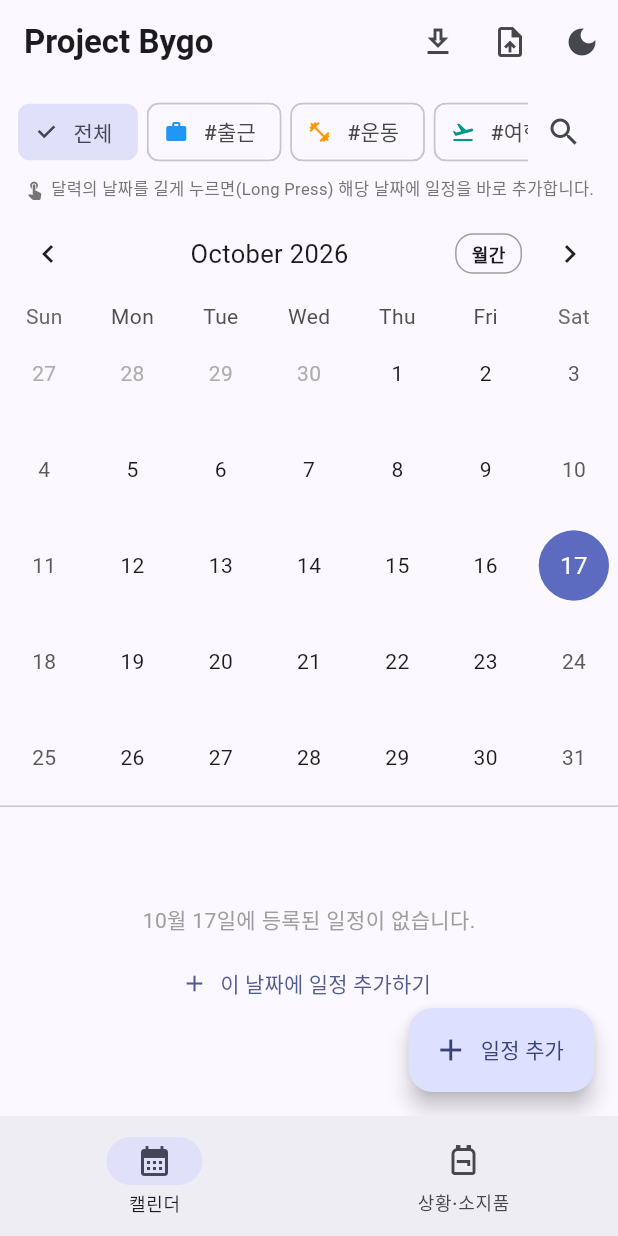
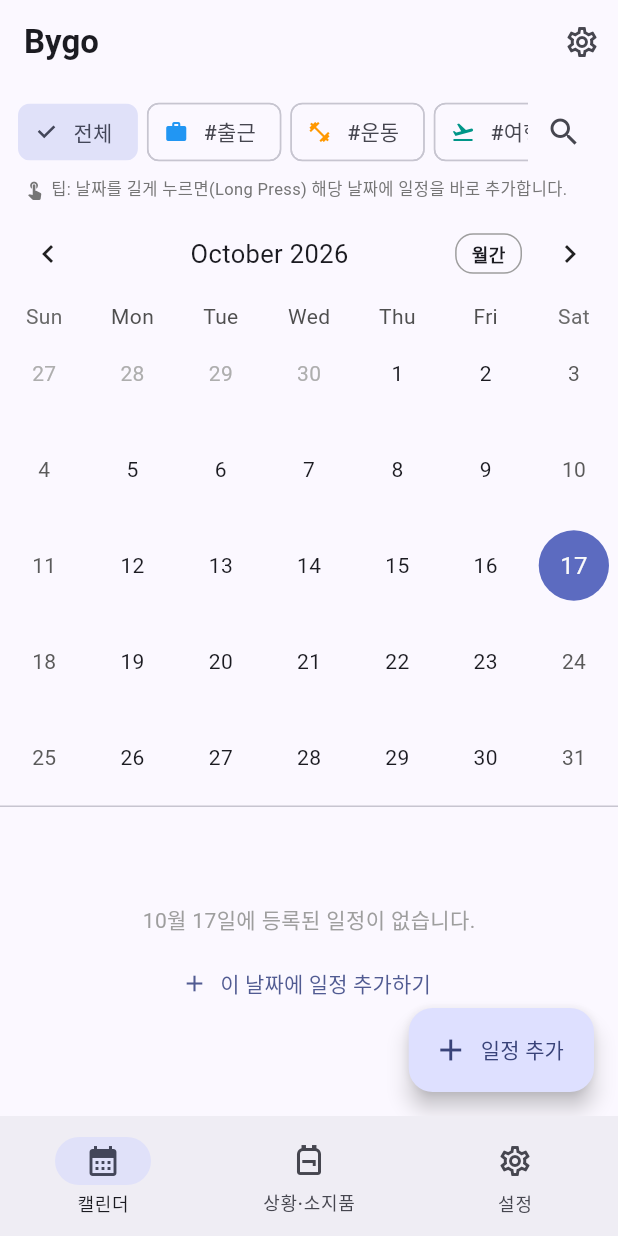
Before and after one commit to dlrmsah0603-rgb/ProjectBygo, a Flutter app: the screen it shows after launch, on a phone screen of 412 x 824 dp. Run offline on Flutter 3.47's test engine with Material 3 defaults, Android fonts, the light colour scheme and no system bars; drawn by our look-alikes of table_calendar; our stand-ins replace file_picker, shared_preferences.

Commit message:
feat: 설정 탭 신설 및 앱 개인화/백업 기능 통합
- 하단 네비게이션 바에 '설정' 탭 및 상단 앱바 설정(⚙) 진입 경로 추가
- 기존 상단 앱바에 있던 JSON 백업/복원 및 다크 모드 토글을 설정 탭으로 이전
- 앱 전체 테마 색상(8종) 선택 및 실시간 반영/로컬 저장 기능 구현
- 캘린더 및 상황 화면의 팁 배너(도움말) 온/오프 토글 스위치 추가
- 관련 설정 상태(테마 컬러, 팁 표시 여부 등) SharedPreferences 연동

```diff
--- a/lib/main.dart
+++ b/lib/main.dart
@@ -3,6 +3,7 @@ import 'package:flutter/services.dart';
 import 'models/schedule_model.dart';
 import 'models/situation_model.dart';
 import 'screens/calendar_screen.dart';
+import 'screens/settings_screen.dart';
 import 'screens/situation_screen.dart';
 import 'services/storage_service.dart';
 
@@ -20,6 +21,8 @@ class BygoApp extends StatefulWidget {
 
 class _BygoAppState extends State<BygoApp> {
   bool _isDarkMode = false;
+  int _themeColorValue = Colors.indigo.toARGB32();
+  bool _showTips = true;
   int _currentIndex = 0;
   List<Situation> _situations = [];
   List<Schedule> _schedules = [];
@@ -77,6 +80,8 @@ class _BygoAppState extends State<BygoApp> {
 
   Future<void> _loadInitialData() async {
     final isDark = await StorageService.loadIsDarkMode();
+    final themeColor = await StorageService.loadThemeColor();
+    final showTips = await StorageService.loadShowTips();
     var situations = await StorageService.loadSituations();
     final schedules = await StorageService.loadSchedules();
 
@@ -88,17 +93,27 @@ class _BygoAppState extends State<BygoApp> {
     if (!mounted) return;
     setState(() {
       _isDarkMode = isDark;
+      _themeColorValue = themeColor;
+      _showTips = showTips;
       _situations = situations;
       _schedules = schedules;
       _isLoading = false;
     });
   }
 
-  Future<void> _toggleDarkMode() async {
-    HapticFeedback.selectionClick();
-    final nextMode = !_isDarkMode;
-    setState(() => _isDarkMode = nextMode);
-    await StorageService.saveIsDarkMode(nextMode);
+  Future<void> _updateDarkMode(bool isDark) async {
+    setState(() => _isDarkMode = isDark);
+    await StorageService.saveIsDarkMode(isDark);
+  }
+
+  Future<void> _updateThemeColor(int colorValue) async {
+    setState(() => _themeColorValue = colorValue);
+    await StorageService.saveThemeColor(colorValue);
+  }
+
+  Future<void> _updateShowTips(bool showTips) async {
+    setState(() => _showTips = showTips);
+    await StorageService.saveShowTips(showTips);
   }
 
   Future<void> _handleExportBackup(BuildContext context) async {
@@ -138,17 +153,19 @@ class _BygoAppState extends State<BygoApp> {
 
   @override
   Widget build(BuildContext context) {
+    final seedColor = Color(_themeColorValue);
+
     return MaterialApp(
-      title: 'Project Bygo',
+      title: 'Bygo',
       debugShowCheckedModeBanner: false,
       themeMode: _isDarkMode ? ThemeMode.dark : ThemeMode.light,
       theme: ThemeData(
-        colorSchemeSeed: Colors.indigo,
+        colorSchemeSeed: seedColor,
         useMaterial3: true,
         brightness: Brightness.light,
       ),
       darkTheme: ThemeData(
-        colorSchemeSeed: Colors.indigo,
+        colorSchemeSeed: seedColor,
         useMaterial3: true,
         brightness: Brightness.dark,
       ),
@@ -156,28 +173,20 @@ class _BygoAppState extends State<BygoApp> {
         builder: (innerContext) {
           return Scaffold(
             appBar: AppBar(
-              title: const Text( //title
-                'Project Bygo',
+              title: const Text(
+                'Bygo',
                 style: TextStyle(fontWeight: FontWeight.bold),
               ),
               actions: [
-                IconButton(
-                  tooltip: '백업 파일 저장 (.json)',
-                  icon: const Icon(Icons.download_outlined),
-                  onPressed: () => _handleExportBackup(innerContext),
-                ),
-                IconButton(
-                  tooltip: '백업 파일 불러오기 (.json)',
-                  icon: const Icon(Icons.upload_file_outlined),
-                  onPressed: () => _handleImportBackup(innerContext),
-                ),
-                IconButton(
-                  tooltip: _isDarkMode ? '라이트 모드로 전환' : '다크 모드로 전환',
-                  icon: Icon(
-                    _isDarkMode ? Icons.light_mode : Icons.dark_mode,
+                if (_currentIndex != 2)
+                  IconButton(
+                    tooltip: '설정 열기',
+                    icon: const Icon(Icons.settings_outlined),
+                    onPressed: () {
+                      HapticFeedback.selectionClick();
+                      setState(() => _currentIndex = 2);
+                    },
                   ),
-                  onPressed: _toggleDarkMode,
-                ),
               ],
             ),
             body: _isLoading
@@ -188,6 +197,7 @@ class _BygoAppState extends State<BygoApp> {
                       CalendarScreen(
                         schedules: _schedules,
                         situations: _situations,
+                        showTips: _showTips,
                         onSchedulesChanged: (updated) {
                           setState(() => _schedules = updated);
                           StorageService.saveSchedules(updated);
@@ -199,10 +209,21 @@ class _BygoAppState extends State<BygoApp> {
                       ),
                       SituationScreen(
                         situations: _situations,
+                        showTips: _showTips,
                         onSituationsChanged: (updated) {
                           setState(() => _situations = updated);
                           StorageService.saveSituations(updated);
                         },
+                      ),
+                      SettingsScreen(
+                        isDarkMode: _isDarkMode,
+                        onDarkModeChanged: _updateDarkMode,
+                        themeColorValue: _themeColorValue,
+                        onThemeColorChanged: _updateThemeColor,
+                        showTips: _showTips,
+                        onShowTipsChanged: _updateShowTips,
+                        onExportBackup: () => _handleExportBackup(innerContext),
+                        onImportBackup: () => _handleImportBackup(innerContext),
                       ),
                     ],
                   ),
@@ -223,6 +244,11 @@ class _BygoAppState extends State<BygoApp> {
                   selectedIcon: Icon(Icons.backpack),
                   label: '상황·소지품',
                 ),
+                NavigationDestination(
+                  icon: Icon(Icons.settings_outlined),
+                  selectedIcon: Icon(Icons.settings),
+                  label: '설정',
+                ),
               ],
             ),
           );
--- a/lib/screens/calendar_screen.dart
+++ b/lib/screens/calendar_screen.dart
@@ -9,6 +9,7 @@ class CalendarScreen extends StatefulWidget {
   final List<Situation> situations;
   final ValueChanged<List<Schedule>> onSchedulesChanged;
   final ValueChanged<List<Situation>> onSituationsChanged;
+  final bool showTips;
 
   const CalendarScreen({
     super.key,
@@ -16,6 +17,7 @@ class CalendarScreen extends StatefulWidget {
     required this.situations,
     required this.onSchedulesChanged,
     required this.onSituationsChanged,
+    this.showTips = true,
   });
 
   @override
@@ -422,7 +424,6 @@ class _CalendarScreenState extends State<CalendarScreen> {
                                     HapticFeedback.selectionClick(),
                                 onReorderItem: (oldIndex, newIndex) {
                                   HapticFeedback.mediumImpact();
-                                  if (newIndex > oldIndex) newIndex -= 1;
                                   final moved =
                                       situation.items.removeAt(oldIndex);
                                   situation.items.insert(newIndex, moved);
@@ -596,8 +597,10 @@ class _CalendarScreenState extends State<CalendarScreen> {
                     ),
             )
           else ...[
+            if (widget.showTips)
               Padding(
-              padding: const EdgeInsets.symmetric(horizontal: 16, vertical: 2),
+                padding:
+                    const EdgeInsets.symmetric(horizontal: 16, vertical: 2),
                 child: Row(
                   children: [
                     Icon(
@@ -606,11 +609,13 @@ class _CalendarScreenState extends State<CalendarScreen> {
                       color: Colors.grey.shade600,
                     ),
                     const SizedBox(width: 4),
-                  Text(
-                    '달력의 날짜를 길게 누르면(Long Press) 해당 날짜에 일정을 바로 추가합니다.',
+                    Expanded(
+                      child: Text(
+                        '팁: 날짜를 길게 누르면(Long Press) 해당 날짜에 일정을 바로 추가합니다.',
                         style: TextStyle(
                           fontSize: 11,
                           color: Colors.grey.shade600,
+                        ),
                       ),
                     ),
                   ],
@@ -624,10 +629,9 @@ class _CalendarScreenState extends State<CalendarScreen> {
               selectedDayPredicate: (day) => isSameDay(_selectedDay, day),
               eventLoader: _getSchedulesForDay,
               rowHeight: 64,
-
               headerStyle: const HeaderStyle(
                 titleCentered: true,
-                formatButtonShowsNext: false, // 👈 핵심: 다음 선택지가 아닌 '현재 선택지'를 표시
+                formatButtonShowsNext: false,
                 formatButtonDecoration: BoxDecoration(
                   border: Border.fromBorderSide(BorderSide(color: Colors.grey)),
                   borderRadius: BorderRadius.all(Radius.circular(12.0)),
@@ -642,7 +646,6 @@ class _CalendarScreenState extends State<CalendarScreen> {
                 CalendarFormat.twoWeeks: '2주',
                 CalendarFormat.week: '주간',
               },
-
               onDaySelected: (selectedDay, focusedDay) {
                 HapticFeedback.selectionClick();
                 setState(() {
--- a/lib/screens/situation_screen.dart
+++ b/lib/screens/situation_screen.dart
@@ -5,11 +5,13 @@ import '../models/situation_model.dart';
 class SituationScreen extends StatefulWidget {
   final List<Situation> situations;
   final ValueChanged<List<Situation>> onSituationsChanged;
+  final bool showTips;
 
   const SituationScreen({
     super.key,
     required this.situations,
     required this.onSituationsChanged,
+    this.showTips = true,
   });
 
   @override
@@ -319,6 +321,7 @@ class _SituationScreenState extends State<SituationScreen> {
     return Scaffold(
       body: Column(
         children: [
+          if (widget.showTips)
             Container(
               width: double.infinity,
               padding: const EdgeInsets.symmetric(horizontal: 16, vertical: 8),
@@ -543,7 +546,6 @@ class _SituationScreenState extends State<SituationScreen> {
                                       HapticFeedback.selectionClick(),
                                   onReorderItem: (oldIndex, newIndex) {
                                     HapticFeedback.mediumImpact();
-                                    if (newIndex > oldIndex) newIndex -= 1;
                                     final moved =
                                         situation.items.removeAt(oldIndex);
                                     situation.items.insert(newIndex, moved);
--- a/lib/services/storage_service.dart
+++ b/lib/services/storage_service.dart
@@ -1,6 +1,7 @@
 import 'dart:convert';
 import 'dart:io';
 import 'package:file_picker/file_picker.dart';
+import 'package:flutter/material.dart';
 import 'package:shared_preferences/shared_preferences.dart';
 import '../models/situation_model.dart';
 import '../models/schedule_model.dart';
@@ -9,6 +10,8 @@ class StorageService {
   static const String _situationsKey = 'situations_data';
   static const String _schedulesKey = 'schedules_data';
   static const String _darkModeKey = 'dark_mode_enabled';
+  static const String _themeColorKey = 'theme_color_value';
+  static const String _showTipsKey = 'show_tips_enabled';
 
   static Future<List<Situation>> loadSituations() async {
     final prefs = await SharedPreferences.getInstance();
@@ -56,6 +59,26 @@ class StorageService {
     await prefs.setBool(_darkModeKey, isDark);
   }
 
+  static Future<int> loadThemeColor() async {
+    final prefs = await SharedPreferences.getInstance();
+    return prefs.getInt(_themeColorKey) ?? Colors.indigo.toARGB32();
+  }
+
+  static Future<void> saveThemeColor(int colorValue) async {
+    final prefs = await SharedPreferences.getInstance();
+    await prefs.setInt(_themeColorKey, colorValue);
+  }
+
+  static Future<bool> loadShowTips() async {
+    final prefs = await SharedPreferences.getInstance();
+    return prefs.getBool(_showTipsKey) ?? true;
+  }
+
+  static Future<void> saveShowTips(bool showTips) async {
+    final prefs = await SharedPreferences.getInstance();
+    await prefs.setBool(_showTipsKey, showTips);
+  }
+
   static Future<String> exportBackupJson() async {
     final situations = await loadSituations();
     final schedules = await loadSchedules();
@@ -87,14 +110,13 @@ class StorageService {
     await saveSchedules(schedulesList);
   }
 
-  // [백업] JSON 파일로 기기에 다운로드(저장)
   static Future<String?> exportBackupToFile() async {
     final jsonString = await exportBackupJson();
     final bytes = utf8.encode(jsonString);
     final now = DateTime.now();
     final dateStamp =
         '${now.year}${now.month.toString().padLeft(2, '0')}${now.day.toString().padLeft(2, '0')}';
-    final defaultFileName = 'project_bygo_backup_$dateStamp.json';
+    final defaultFileName = 'bygo_backup_$dateStamp.json';
 
     final String? outputFile = await FilePicker.platform.saveFile(
       dialogTitle: '백업 JSON 파일 저장 위치 선택',
@@ -116,7 +138,6 @@ class StorageService {
     return outputFile;
   }
 
-  // [복원] 기기에서 JSON 파일을 선택해 업로드(불러오기)
   static Future<bool> importBackupFromFile() async {
     final FilePickerResult? result = await FilePicker.platform.pickFiles(
       dialogTitle: '복원할 백업 JSON 파일 선택',
```
Also changed, not shown: lib/screens/settings_screen.dart (added, +231 -0 lines). Lines whose indentation alone changed are shown as unchanged.
